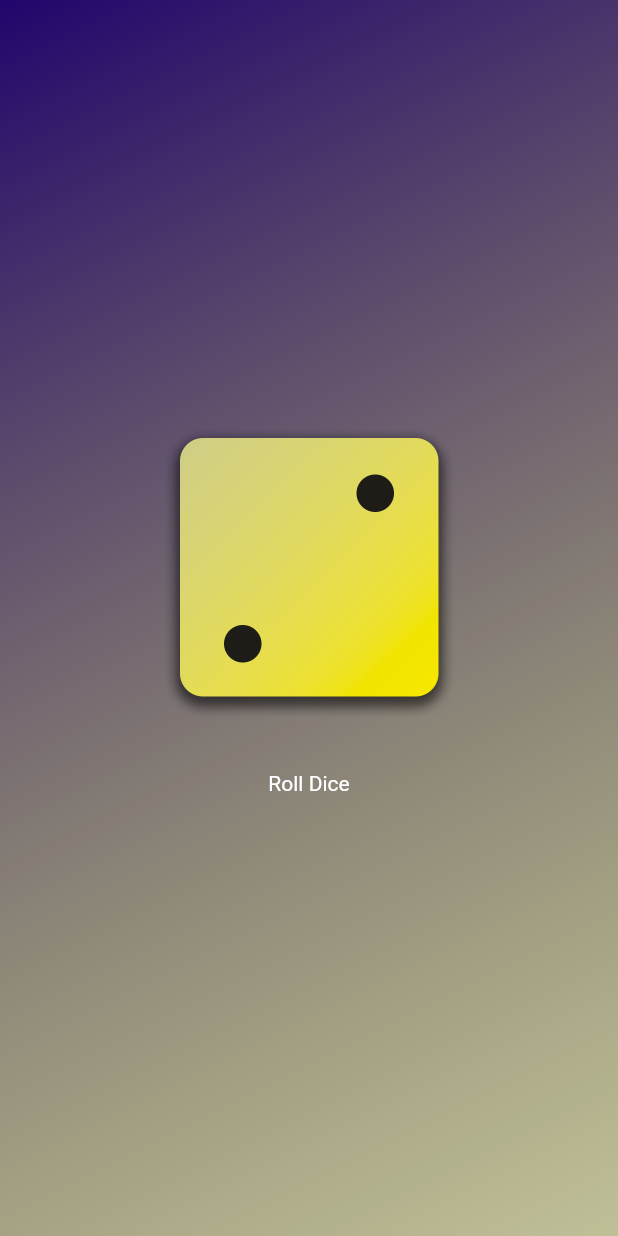
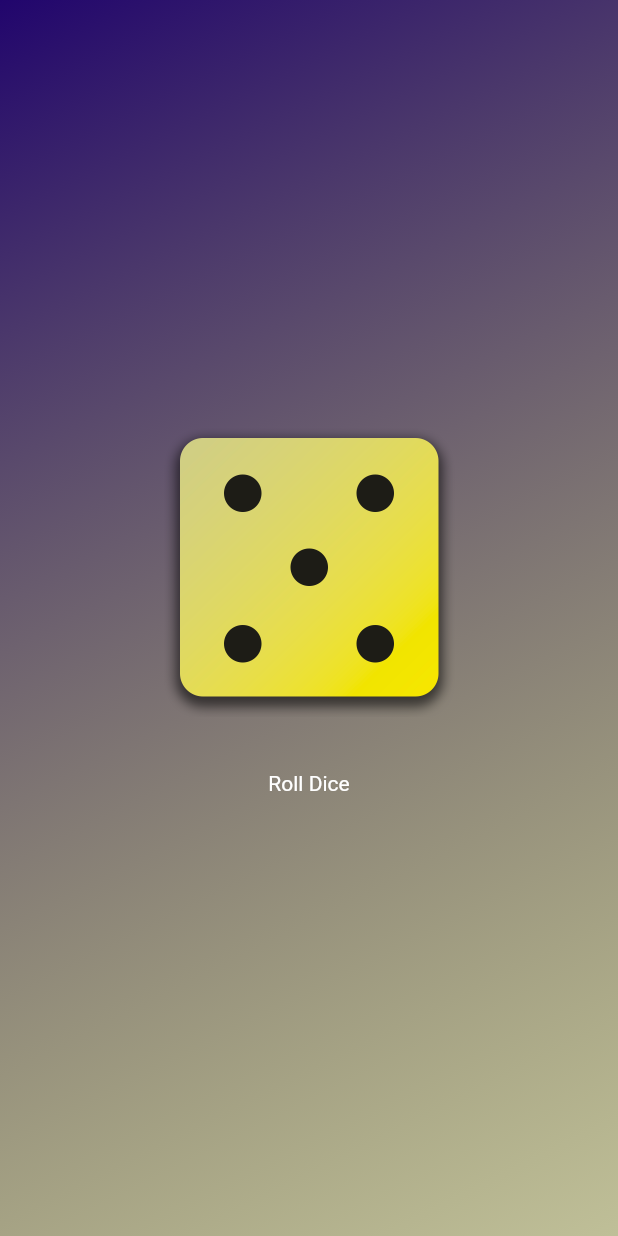
Before and after one commit to haruharu3220/Flutter_Dart_study01, a Flutter app: the screen it shows after launch, after a tap on "Roll Dice", on a phone screen of 412 x 824 dp. Run offline on Flutter 3.47's test engine with Material 2 defaults, Android fonts, the phone set to English and light mode, and no system bars.

Commit message:
講義47 メソッドの作成（実行はできない）

```diff
--- a/first_app/lib/gradient_container.dart
+++ b/first_app/lib/gradient_container.dart
@@ -5,16 +5,20 @@ final startAlignment = Alignment.topLeft;
 final endAlignment = Alignment.bottomRight;
 
 class GradientContainer extends StatelessWidget {
-  const GradientContainer(this.color1, this.color2, {super.key});
+  GradientContainer(this.color1, this.color2, {super.key});
 
-  const GradientContainer.purple()
+  GradientContainer.purple()
       : color1 = Colors.deepPurple,
         color2 = Colors.indigo;
 
   final Color color1;
   final Color color2;
+  var activeDiceImage = 'assets/images/dice-5.png';
 
-  rollDice() {}
+  rollDice() {
+    activeDiceImage = 'assets/images/dice-4.png';
+    print('Changing image...');
+  }
 
   @override
   Widget build(context) {
@@ -31,7 +35,7 @@ class GradientContainer extends StatelessWidget {
           mainAxisSize: MainAxisSize.min,
           children: [
             Image.asset(
-              'assets/images/dice-2.png',
+              activeDiceImage,
               width: 200,
             ),
             const SizedBox(height: 20),
--- a/first_app/lib/main.dart
+++ b/first_app/lib/main.dart
@@ -6,8 +6,8 @@ void main() {
     MaterialApp(
       home: Scaffold(
         body: GradientContainer(
-          Color.fromARGB(255, 33, 5, 109),
-          Color.fromARGB(100, 100, 100, 0),
+          const Color.fromARGB(255, 33, 5, 109),
+          const Color.fromARGB(100, 100, 100, 0),
         ),
       ),
     ),
```
